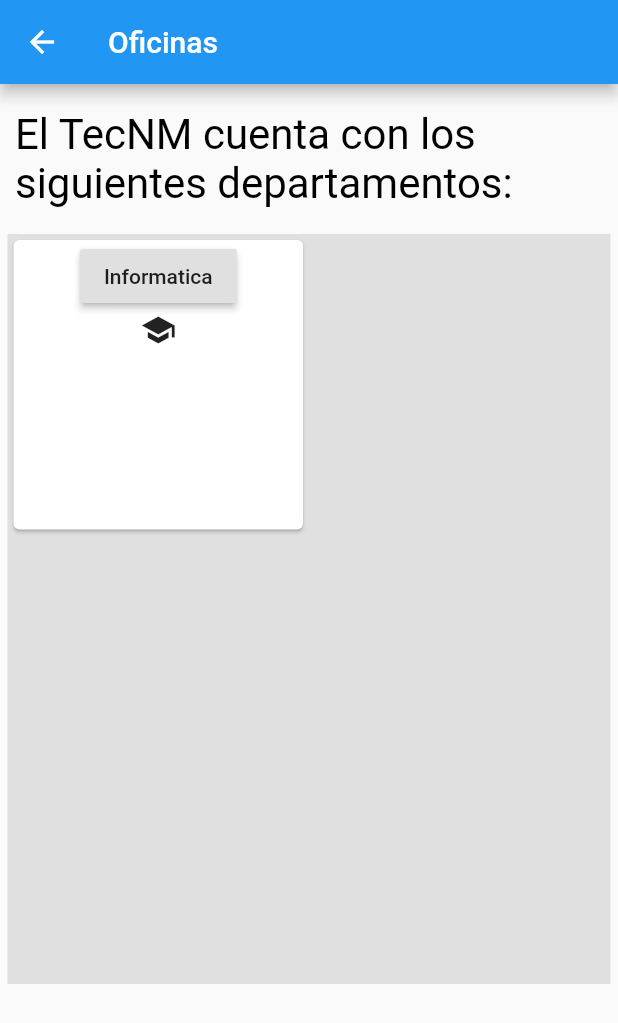
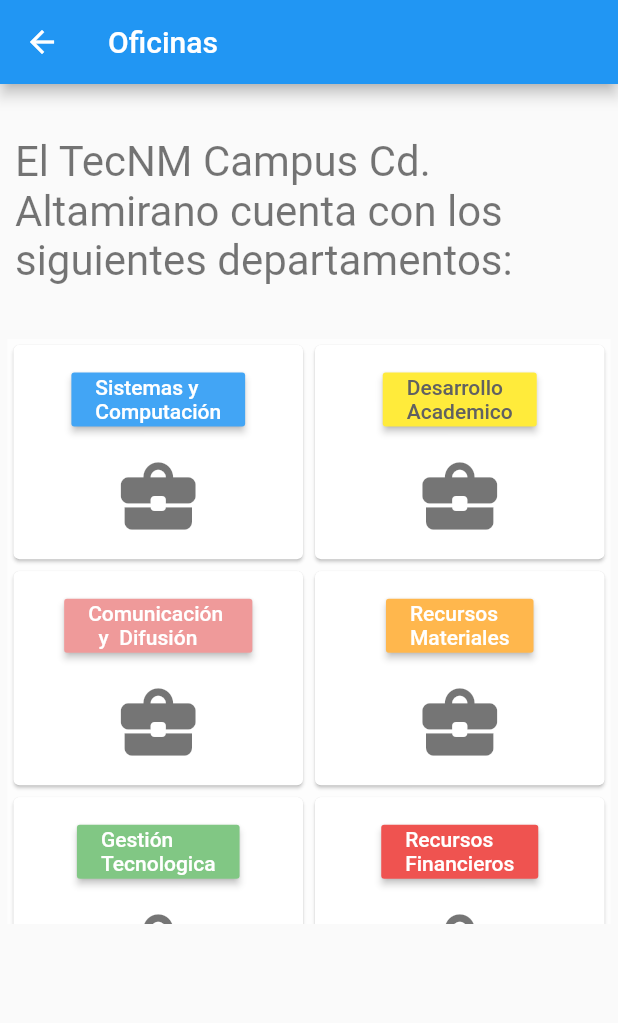
Before and after one commit to Jeryn61297/proyecto_itca, a Flutter app: the OficinasPage screen opened directly, on a phone screen of 412 x 824 dp. Shown: the top 1023 px of the screen. Run offline on Flutter 3.47's test engine with Material 2 defaults, Android fonts, the phone set to English and light mode, and no system bars.

Commit message:
pag oficinas listo

```diff
--- a/lib/src/pag/fold_oficinas.dart/oficinas.dart
+++ b/lib/src/pag/fold_oficinas.dart/oficinas.dart
@@ -33,11 +33,12 @@ Widget _TituloPage() {
     child: Container(
         alignment: Alignment.center,
         width: double.infinity,
-        height: 100,
+        height: 170,
         //color: Colors.grey[400],
-        child: Text('El TecNM cuenta con los siguientes departamentos:',
+        child: Text(
+            'El TecNM Campus Cd. Altamirano cuenta con los siguientes departamentos:',
             style: TextStyle(
-                color: Colors.black,
+                color: Colors.black54,
                 fontSize: 28,
                 fontWeight: FontWeight.w400))),
   );
@@ -47,26 +48,112 @@ Widget _Botones() {
   return Padding(
     padding: EdgeInsets.symmetric(horizontal: 5),
     child: Container(
-        height: 500,
+        height: 390,
         width: double.infinity,
-        color: Colors.grey[300],
+        color: Colors.white60,
         child: GridView.count(
           crossAxisCount: 2,
+          childAspectRatio: 4 / 3,
           children: <Widget>[
-            Card(
-              child: Column(
-                children: <Widget>[
-                  RaisedButton(
-                    child: Text('Informatica'),
-                    onPressed: () {
-                      print('apretao');
-                    },
-                  ),
-                  Icon(Icons.school)
-                ],
+            Muestra(
+              child: RaisedButton(
+                child: Text(
+                  'Sistemas y\nComputación',
+                ),
+                onPressed: () {},
+                color: Colors.blue[400],
+                textColor: Colors.white,
               ),
-            )
+            ),
+            Muestra(
+              child: RaisedButton(
+                child: Text('Desarrollo\nAcademico'),
+                onPressed: () {},
+                color: Colors.yellow[500],
+                textColor: Colors.grey[700],
+              ),
+            ),
+            Muestra(
+              child: RaisedButton(
+                child: Text(
+                  'Comunicación \n  y  Difusión',
+                ),
+                onPressed: () {},
+                color: Colors.red[200],
+                textColor: Colors.white,
+              ),
+            ),
+            Muestra(
+              child: RaisedButton(
+                child: Text('Recursos \nMateriales'),
+                onPressed: () {},
+                color: Colors.orange[300],
+                textColor: Colors.white,
+              ),
+            ),
+            Muestra(
+              child: RaisedButton(
+                child: Text(
+                  'Gestión\nTecnologica',
+                ),
+                onPressed: () {},
+                color: Colors.green[300],
+                textColor: Colors.white,
+              ),
+            ),
+            Muestra(
+              child: RaisedButton(
+                child: Text('Recursos\nFinancieros'),
+                onPressed: () {},
+                color: Colors.red[400],
+                textColor: Colors.white,
+              ),
+            ),
+            Muestra(
+              child: RaisedButton(
+                child: Text(
+                  'Servicios\nEscolares',
+                ),
+                onPressed: () {},
+                color: Colors.blue[800],
+                textColor: Colors.white,
+              ),
+            ),
+            Muestra(
+              child: RaisedButton(
+                child: Text('Otra oficina'),
+                onPressed: () {},
+                color: Colors.orange[800],
+                textColor: Colors.white,
+              ),
+            ),
           ],
         )),
   );
 }
+
+class Muestra extends StatelessWidget {
+  final Widget child;
+
+  const Muestra({Key key, @required this.child}) : super(key: key);
+
+  @override
+  Widget build(BuildContext context) {
+    return Card(
+      child: Center(
+        child: Column(
+          mainAxisSize: MainAxisSize.min,
+          children: <Widget>[
+            this.child,
+            SizedBox(height: 10),
+            Icon(
+              Icons.business_center_rounded,
+              color: Colors.black54,
+              size: 60,
+            )
+          ],
+        ),
+      ),
+    );
+  }
+}
```
